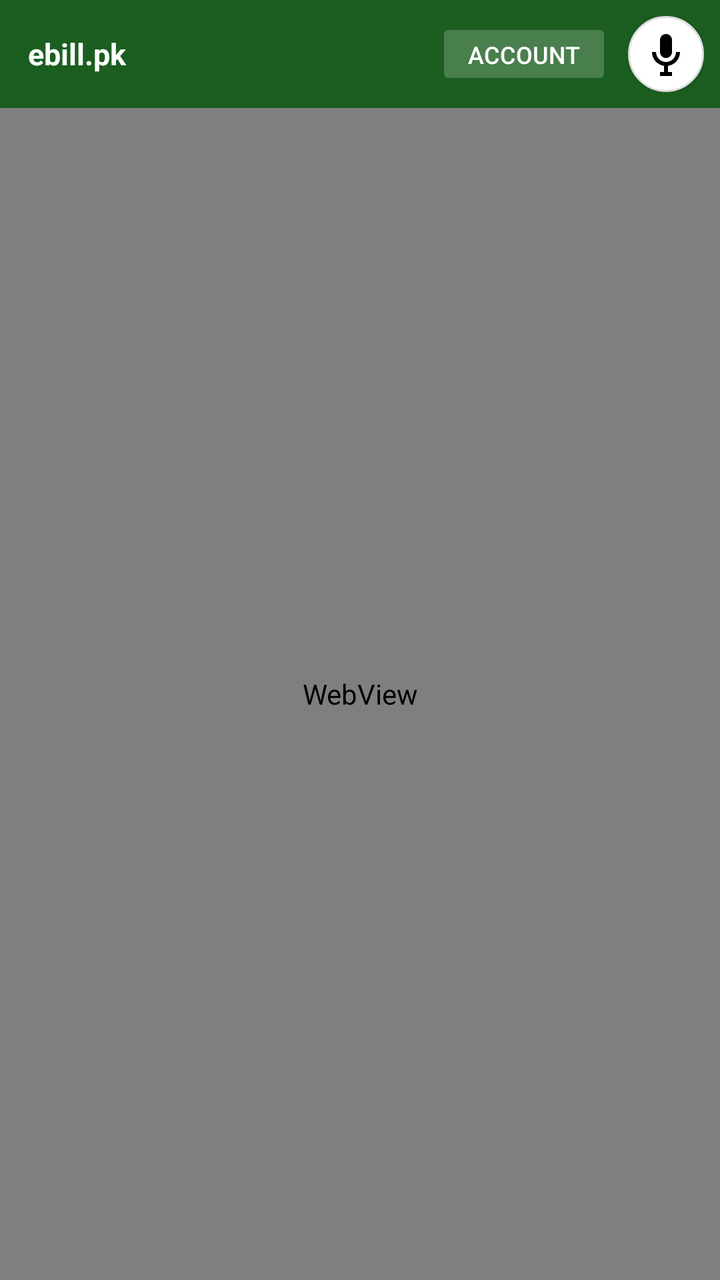
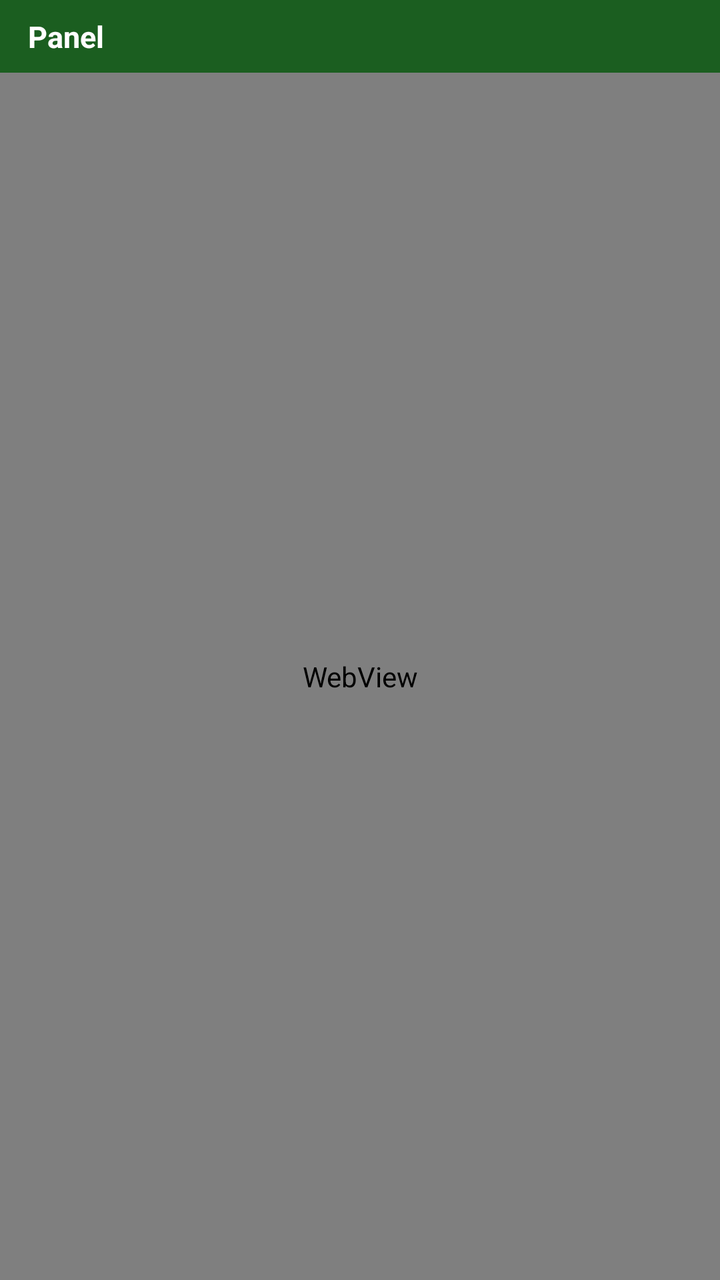

An Android layout rendered at two revisions. The XML below is the earlier revision; the diff shows what the commit changed to produce the second picture.
<!-- AndroidManifest.xml: application theme Theme.SuperAdmin -->
<!-- res/layout/activity_webview_login.xml -->
<?xml version="1.0" encoding="utf-8"?>
<LinearLayout xmlns:android="http://schemas.android.com/apk/res/android"
    xmlns:app="http://schemas.android.com/apk/res-auto"
    android:layout_width="match_parent"
    android:layout_height="match_parent"
    android:orientation="vertical"
    android:fitsSystemWindows="true">

    <LinearLayout
        android:layout_width="match_parent"
        android:layout_height="wrap_content"
        android:background="#1B5E20"
        android:padding="8dp"
        android:gravity="center_vertical">

        <TextView
            android:layout_width="0dp"
            android:layout_height="wrap_content"
            android:layout_weight="1"
            android:text="ebill.pk"
            android:textColor="#FFFFFF"
            android:textSize="15sp"
            android:textStyle="bold"
            android:paddingStart="6dp" />

        <Button
            android:id="@+id/accountSwitchButton"
            android:layout_width="wrap_content"
            android:layout_height="36dp"
            android:text="Account"
            android:textSize="12sp"
            android:textColor="#FFFFFF"
            android:backgroundTint="#33FFFFFF"
            android:paddingStart="14dp"
            android:paddingEnd="14dp"
            android:stateListAnimator="@null" />

        <ImageButton
            android:id="@+id/micButton"
            android:layout_width="38dp"
            android:layout_height="38dp"
            android:src="@drawable/ic_mic_custom"
            android:background="@drawable/mic_circle_bg"
            android:padding="9dp"
            android:layout_marginStart="8dp"
            android:contentDescription="Mic"
            android:elevation="2dp"
            app:tint="#1B5E20" />

    </LinearLayout>

    <WebView
        android:id="@+id/loginWebView"
        android:layout_width="match_parent"
        android:layout_height="0dp"
        android:layout_weight="1" />

</LinearLayout>
<!-- resources referenced by this layout -->
<resources>
  <!-- drawable ic_mic_custom (drawable) -->
  <?xml version="1.0" encoding="utf-8"?>
  <vector xmlns:android="http://schemas.android.com/apk/res/android"
      android:width="24dp"
      android:height="24dp"
      android:viewportWidth="24"
      android:viewportHeight="24">
  
      <path
          android:fillColor="#000000"
          android:pathData="M12,14c1.66,0 3,-1.34 3,-3L15,5c0,-1.66 -1.34,-3 -3,-3S9,3.34 9,5l0,6c0,1.66 1.34,3 3,3z" />
  
      <path
          android:fillColor="#000000"
          android:pathData="M17,11c0,2.76 -2.24,5 -5,5s-5,-2.24 -5,-5H5c0,3.53 2.61,6.43 6,6.92L11,21H9v2h6v-2h-2v-3.08c3.39,-0.49 6,-3.39 6,-6.92h-2z" />
  
  </vector>
  <!-- drawable mic_circle_bg (drawable) -->
  <?xml version="1.0" encoding="utf-8"?>
  <shape xmlns:android="http://schemas.android.com/apk/res/android"
      android:shape="oval">
      <solid android:color="#FFFFFF" />
      <stroke
          android:width="1dp"
          android:color="#DDDDDD" />
  </shape>
  <style name="Theme.SuperAdmin" parent="Theme.MaterialComponents.Light.NoActionBar.Bridge">
          
          <item name="colorPrimary">#0D47A1</item>
          <item name="colorPrimaryVariant">#002171</item>
          <item name="colorOnPrimary">#FFFFFF</item>
          
          <item name="colorSecondary">#1B5E20</item>
          <item name="colorSecondaryVariant">#003308</item>
          <item name="colorOnSecondary">#FFFFFF</item>
          
          <item name="android:statusBarColor">#0D47A1</item>
  
          
          <item name="materialCalendarFullscreenTheme">@style/ThemeOverlay.MaterialComponents.MaterialCalendar.Fullscreen</item>
          <item name="materialCalendarTheme">@style/ThemeOverlay.MaterialComponents.MaterialCalendar</item>
      </style>
</resources>

<!-- the commit's change to res/layout/activity_webview_login.xml (unified diff, before → after) -->
@@ -14,10 +14,11 @@
         android:gravity="center_vertical">
 
         <TextView
+            android:id="@+id/tvHeaderTitle"
             android:layout_width="0dp"
             android:layout_height="wrap_content"
             android:layout_weight="1"
-            android:text="ebill.pk"
+            android:text="Panel"
             android:textColor="#FFFFFF"
             android:textSize="15sp"
             android:textStyle="bold"
@@ -33,6 +34,7 @@
             android:backgroundTint="#33FFFFFF"
             android:paddingStart="14dp"
             android:paddingEnd="14dp"
+            android:visibility="gone"
             android:stateListAnimator="@null" />
 
         <ImageButton
@@ -45,6 +47,7 @@
             android:layout_marginStart="8dp"
             android:contentDescription="Mic"
             android:elevation="2dp"
+            android:visibility="gone"
             app:tint="#1B5E20" />
 
     </LinearLayout>
